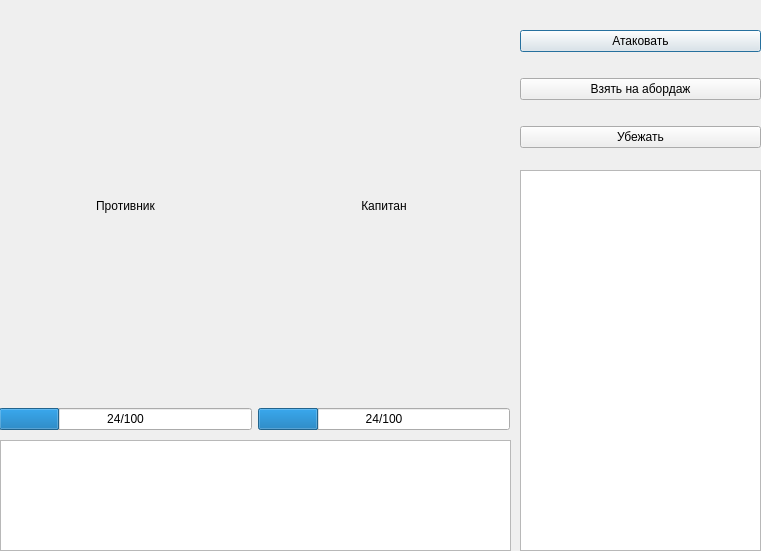
First picture: the form in battlewindow.ui, repository 6rayWa1cher/codename-piratelands, before the edit.
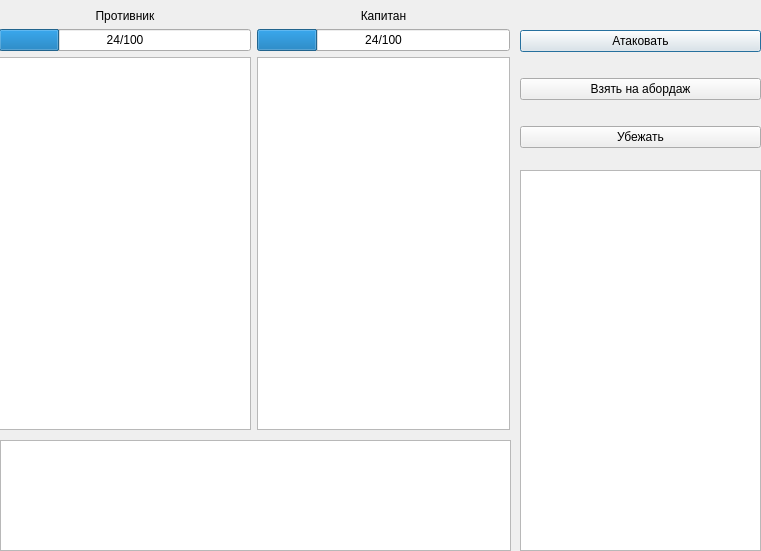
Second picture: the form after the edit.

Commit message: Added slots info

```diff
--- a/battlewindow.ui
+++ b/battlewindow.ui
@@ -93,6 +93,9 @@
           </property>
          </widget>
         </item>
+        <item>
+         <widget class="QTableView" name="enemy_slots"/>
+        </item>
        </layout>
       </item>
      </layout>
@@ -121,6 +124,9 @@
           </property>
          </widget>
         </item>
+        <item>
+         <widget class="QTableView" name="hero_slots"/>
+        </item>
        </layout>
       </item>
      </layout>
```
The commit also changes 8 other files.
